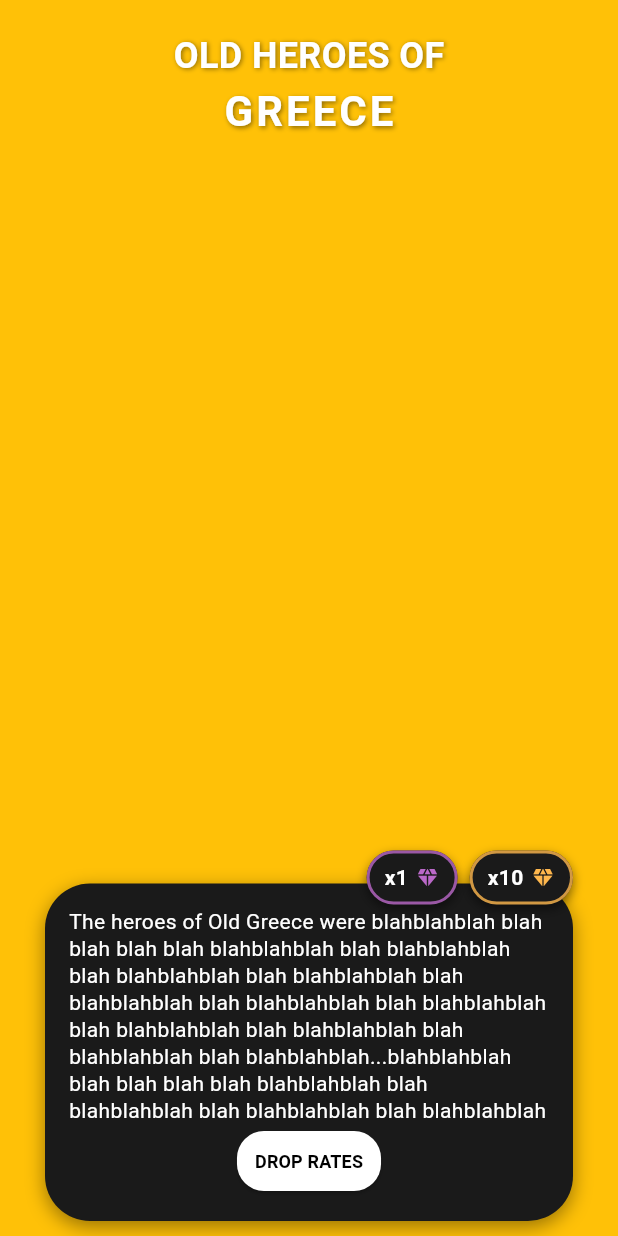
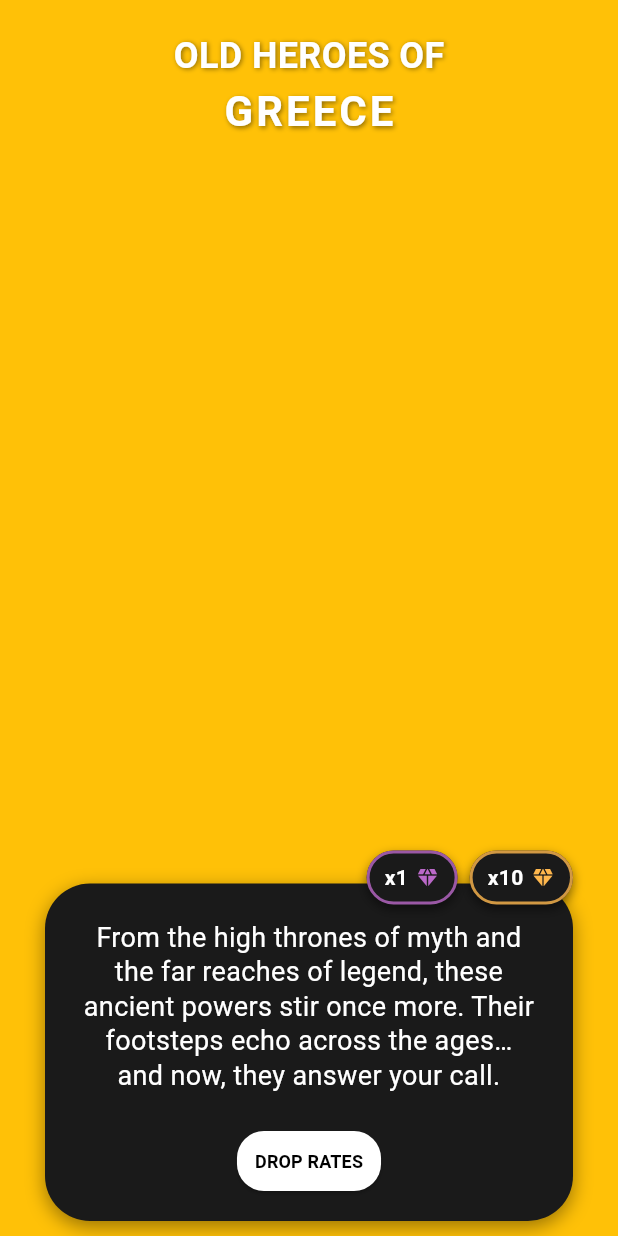
Before and after one commit to UCF-GroupProj/poosd-monorepo, a Flutter app: the SummonPage screen opened by its route, on a phone screen of 412 x 824 dp. Run offline on Flutter 3.47's test engine with Material 3 defaults, Android fonts, the phone set to English and light mode, and no system bars; our stand-ins replace carousel_slider; missing offline and left inert: flutter_scroll_shadow.

Commit message:
changed description box to be generalized

```diff
--- a/apps/mobile/lib/pages/page_summon.dart
+++ b/apps/mobile/lib/pages/page_summon.dart
@@ -257,19 +257,12 @@ class _SummonPageState extends State<SummonPage> {
                   child: ScrollShadow(
                     color: const Color(0xFF1A1A1A),
                     child: SingleChildScrollView(
-                      child: Text(
-                        "The heroes of Old Greece were blahblahblah blah blah blah "
-                        "blah blahblahblah blah blahblahblah blah blahblahblah "
-                        "blah blahblahblah blah blahblahblah blah blahblahblah "
-                        "blah blahblahblah blah blahblahblah blah blahblahblah "
-                        "blah blahblahblah blah blahblahblah...blahblahblah blah blah blah "
-                        "blah blahblahblah blah blahblahblah blah blahblahblah "
-                        "blah blahblahblah blah blahblahblah blah blahblahblah "
-                        "blah blahblahblah blah blahblahblah blah blahblahblah "
-                        "blah blahblahblah blah blahblahblah...",
-                        style: const TextStyle(
-                          color: Colors.white,
-                          height: 1.3,
+                      child: Padding(
+                        padding: const EdgeInsets.all(8.0),
+                        child: Text(
+                          "From the high thrones of myth and the far reaches of legend, these ancient powers stir once more. Their footsteps echo across the ages… and now, they answer your call.",
+                          style: const TextStyle(color: Colors.white, height: 1.3, fontSize: 18),
+                          textAlign: TextAlign.center,
                         ),
                       ),
                     ),
```
